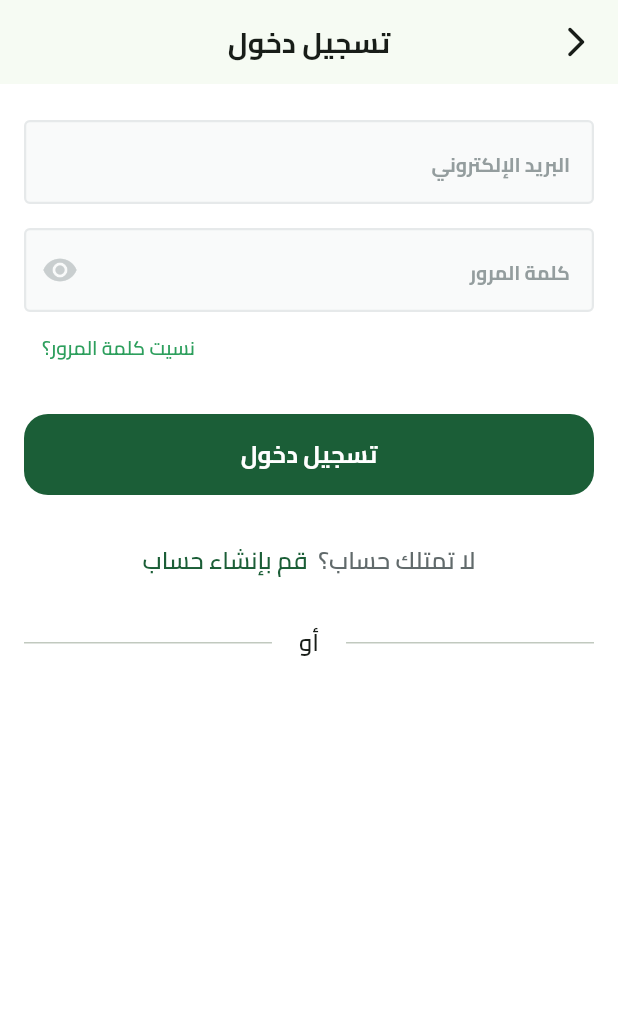
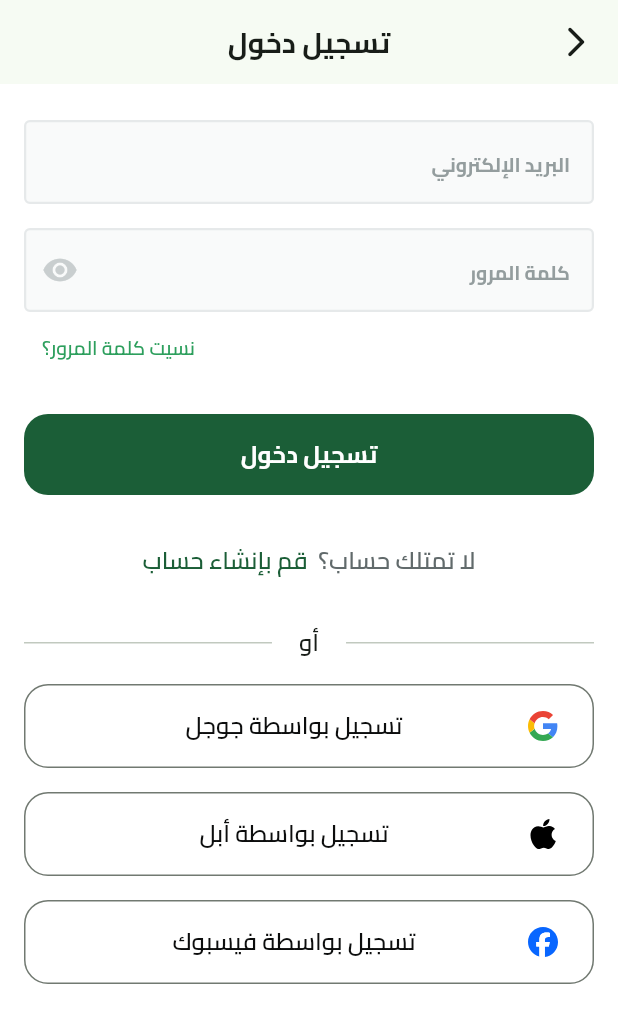
Before and after one commit to a7med287/fruit-hub, a Flutter app: the screen it shows after launch, after a tap on "تخط", on a phone screen of 412 x 824 dp. Shown: the top 1023 px of the screen. Run offline on Flutter 3.47's test engine with Material 3 defaults, Android fonts, the phone set to English and light mode, and no system bars; our stand-ins replace dots_indicator, flutter_svg, shared_preferences.

Commit message:
add login social buttons

```diff
--- a/lib/core/utils/app_images.dart
+++ b/lib/core/utils/app_images.dart
@@ -7,6 +7,11 @@ class Assets{
   static const String pageViewItem2BackImage = "assets/images/page_view_item_2_back_image.svg";
   static const String pageViewItem1Image = "assets/images/page_view_item_1_image.svg";
   static const String pageViewItem2Image = "assets/images/page_view_item_2_image.svg";
+  static const String googleIcon = "assets/icons/google_icon.svg";
+  static const String facebookIcon = "assets/icons/facebook_icon.svg";
+  static const String appleIcon = "assets/icons/apple_icon.svg";
+
+
 
 
 
--- /dev/null
+++ b/lib/features/auth/presentation/views/widgets/custom_social_button.dart
@@ -0,0 +1,39 @@
+import 'package:flutter/material.dart';
+import 'package:flutter_svg/svg.dart';
+
+import '../../../../../core/utils/app_images.dart';
+import '../../../../../core/utils/app_text_styles.dart';
+class CustomSocialButton extends StatelessWidget {
+  const CustomSocialButton({
+    super.key, required this.text, required this.imaPath,
+  });
+
+  final String text,imaPath;
+  @override
+  Widget build(BuildContext context) {
+    return SizedBox(
+      height: 56,
+      child: OutlinedButton(
+        style: OutlinedButton.styleFrom(
+          shape: RoundedRectangleBorder(
+            borderRadius: BorderRadius.circular(16),
+          ),
+        ),
+        onPressed: () {},
+        child: Row(
+          children: [
+            SvgPicture.asset(imaPath),
+            Spacer(),
+            Text(
+              text,
+              style: TextStyles.semiBold16.copyWith(
+                color: Color(0xff0C0D0D),
+              ),
+            ),
+            Spacer(),
+          ],
+        ),
+      ),
+    );
+  }
+}
--- a/lib/features/auth/presentation/views/widgets/login_view_body.dart
+++ b/lib/features/auth/presentation/views/widgets/login_view_body.dart
@@ -1,9 +1,11 @@
 import 'package:flutter/material.dart';
 import 'package:fruit_hub/constants.dart';
+import 'package:fruit_hub/core/utils/app_images.dart';
 import 'package:fruit_hub/core/utils/app_text_styles.dart';
 import 'package:fruit_hub/core/widgets/custom_button.dart';
 import '../../../../../core/widgets/custom_text_field.dart';
 import '../../../../../generated/l10n.dart';
+import 'custom_social_button.dart';
 import 'dont_have_an_account.dart';
 import 'or_divider.dart';
 
@@ -40,20 +42,26 @@ class LoginViewBody extends StatelessWidget {
                 TextButton(
                   onPressed: () {},
                   child: Text(
-                   S.of(context).forgot_password,
-                    style: TextStyles.semiBold13.copyWith(color: Color(0xff2D9F5D)),
+                    S.of(context).forgot_password,
+                    style: TextStyles.semiBold13.copyWith(
+                      color: Color(0xff2D9F5D),
+                    ),
                   ),
                 ),
               ],
             ),
-            SizedBox(
-              height: 20,
-            ),
+            SizedBox(height: 20),
             CustomButton(text: "تسجيل دخول"),
-            SizedBox(height: 32,),
+            SizedBox(height: 32),
             DontHaveAnAccountWidget(),
-            SizedBox(height: 32,),
-            OrDivider()
+            SizedBox(height: 32),
+            OrDivider(),
+            SizedBox(height: 16),
+            CustomSocialButton(text: "تسجيل بواسطة جوجل", imaPath: Assets.googleIcon,),
+            SizedBox(height: 16),
+            CustomSocialButton(text: "تسجيل بواسطة أبل", imaPath: Assets.appleIcon,),
+            SizedBox(height: 16),
+            CustomSocialButton(text: "تسجيل بواسطة فيسبوك", imaPath: Assets.facebookIcon,),
           ],
         ),
       ),
```
Also changed, not shown: assets/icons/apple_icon.svg (added), assets/icons/facebook_icon.svg (added), assets/icons/google_icon.svg (added).
